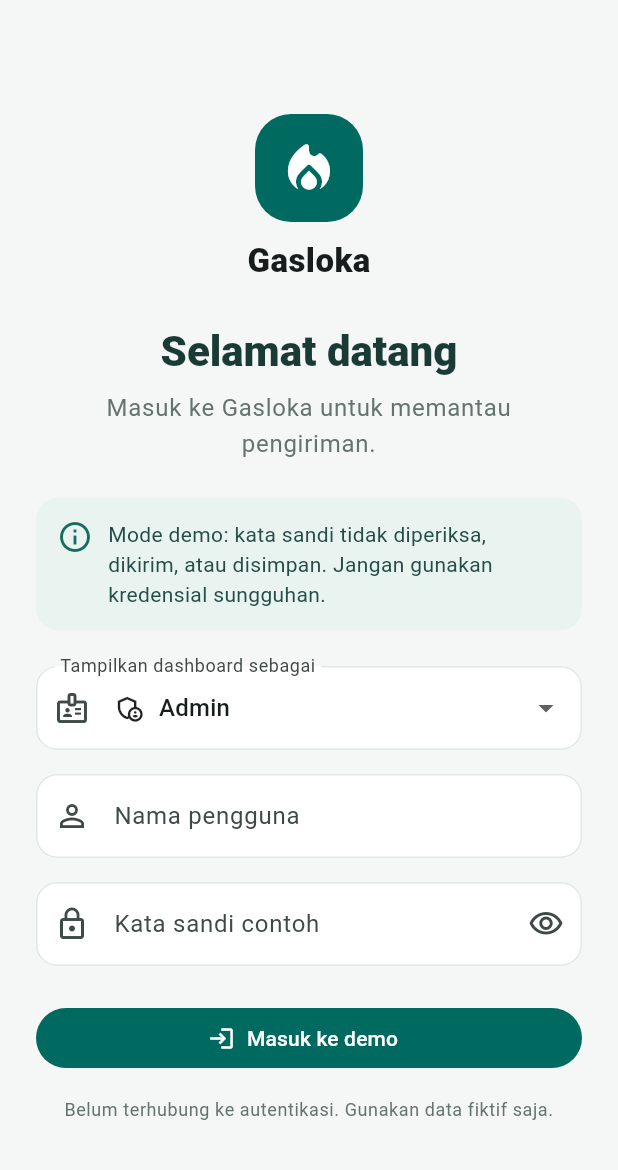
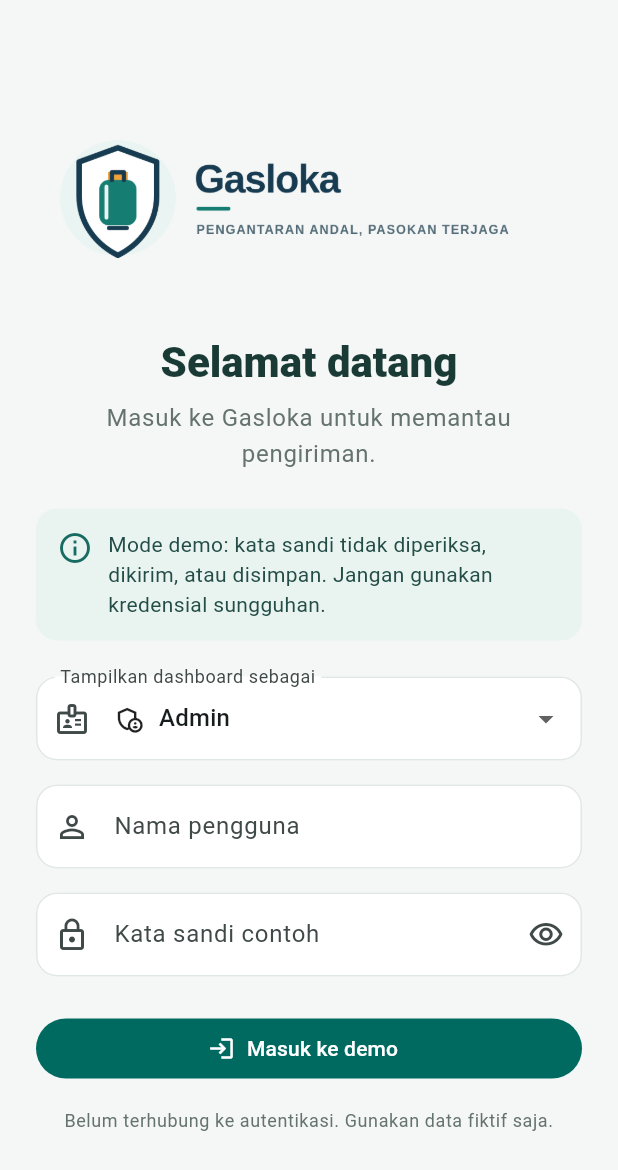
Before and after one commit to ryandevhouse/gasloka, a Flutter app: the screen it shows after launch, on a phone screen of 412 x 824 dp. Shown: the top 1170 px of the screen. Run offline on Flutter 3.47's test engine with Material 3 defaults, Android fonts, the phone set to English and light mode, and no system bars; our stand-ins replace material_ui; accounts and stored records are empty.

Commit message:
Apply Gasloka logo and tagline to web app
Co-authored-by: Copilot <223556219+Copilot@users.noreply.github.com>

```diff
--- a/app/lib/screens/login_screen.dart
+++ b/app/lib/screens/login_screen.dart
@@ -178,24 +178,13 @@ class _BrandMark extends StatelessWidget {
   Widget build(BuildContext context) {
     return Column(
       children: [
-        Container(
-          width: 72,
-          height: 72,
-          decoration: BoxDecoration(
-            color: Theme.of(context).colorScheme.primary,
-            borderRadius: BorderRadius.circular(24),
-          ),
-          child: const Icon(
-            Icons.local_fire_department_rounded,
-            color: Colors.white,
-            size: 42,
-          ),
-        ),
-        const SizedBox(height: 12),
-        Text(
-          'Gasloka',
-          style: Theme.of(context).textTheme.titleLarge
-              ?.copyWith(fontWeight: FontWeight.w800, letterSpacing: 0.3),
+        Image.asset(
+          'assets/branding.png',
+          key: const ValueKey('login-gasloka-branding'),
+          width: 420,
+          height: 126,
+          fit: BoxFit.contain,
+          semanticLabel: 'Gasloka. Pengantaran Andal, Pasokan Terjaga',
         ),
       ],
     );
--- a/app/pubspec.yaml
+++ b/app/pubspec.yaml
@@ -57,6 +57,8 @@ flutter:
   # included with your application, so that you can use the icons in
   # the material Icons class.
   uses-material-design: true
+  assets:
+    - assets/branding.png
 
   # To add assets to your application, add an assets section, like this:
   # assets:
```
Also changed, not shown: app/lib/screens/dashboard_screen.dart (+7 -3 lines), app/assets/branding.png (added), 4 other files.
